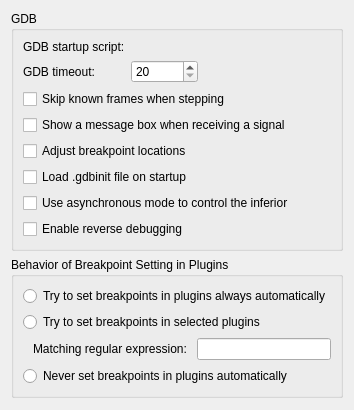
Old version of the form src/plugins/debugger/gdb/gdboptionspage.ui in the repository qt-creator/qt-creator.
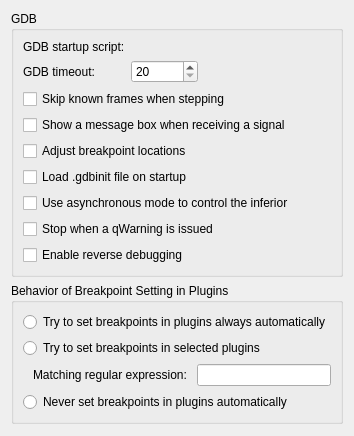
New version of the form. Custom widgets are drawn as their Qt base class.

Commit message:
debugger: implement an option to stop on qWarnings (gdb only)
Task-number: QTCREATORBUG-842

What changed in the file:
```diff
--- a/src/plugins/debugger/gdb/gdboptionspage.ui
+++ b/src/plugins/debugger/gdb/gdboptionspage.ui
@@ -123,6 +123,13 @@
        </widget>
       </item>
       <item row="7" column="0" colspan="2">
+       <widget class="QCheckBox" name="checkBoxBreakOnWarning">
+        <property name="text">
+         <string>Stop when a qWarning is issued</string>
+        </property>
+       </widget>
+      </item>
+      <item row="8" column="0" colspan="2">
        <widget class="QCheckBox" name="checkBoxEnableReverseDebugging">
         <property name="toolTip">
          <string>&lt;html&gt;&lt;head/&gt;&lt;body&gt;&lt;p&gt;Selecting this enables reverse debugging.&lt;/p&gt;&lt;.p&gt;&lt;b&gt;Note:&lt;/b&gt;This feature is very slow and unstable on the GDB side. It exhibits unpredictable behaviour when going backwards over system calls and is very likely to destroy your debugging session.&lt;/p&gt;&lt;body&gt;&lt;/html&gt;</string>
```
The commit also changes 5 other files.
